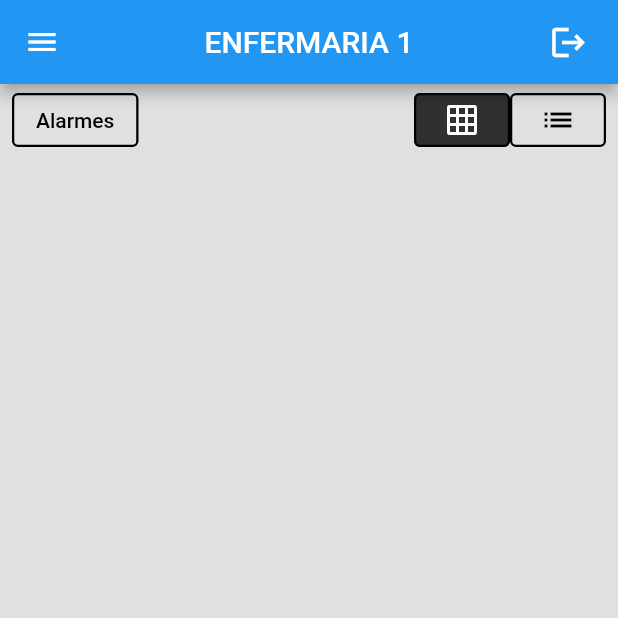
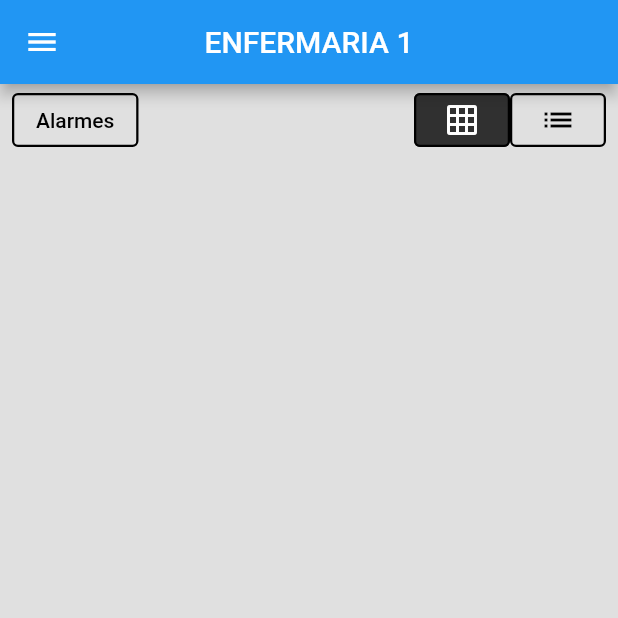
Before and after one commit to themaripool/ProjetoFinal-MarielaAndrade, a Flutter app: the HomePage screen opened directly, on a phone screen of 412 x 824 dp, the top half of it. Run offline on Flutter 3.47's test engine with Material 2 defaults, Android fonts, the phone set to English and light mode, and no system bars; our stand-ins replace firebase_core, firebase_database, flutter_form_builder, flutter_local_notifications, shared_preferences, syncfusion_flutter_charts and 1 more; missing offline and left inert: mqtt_client; accounts and stored records are empty.

Commit message:
[FIX] Change position of logout

```diff
--- a/lib/Data/mqtt/mqttManager.dart
+++ b/lib/Data/mqtt/mqttManager.dart
@@ -9,14 +9,14 @@ import '../Data.dart';
 GLOBAIS
 ===================================================== */
 
-//String broker = 'ws://192.168.5.178'; //macos
-String broker = 'ws://192.168.0.3'; //windows //192.168.0.3
+String broker = 'ws://192.168.5.178'; //macos
+//String broker = 'ws://192.168.0.3'; //windows //192.168.0.3
 int port = 9001;
 String clientIdentifier = 'SmartAlarm';
 
 String username; //= 'teste';
 String passwd; //= '123';
-String appId = "pacTeste"; //"teste1";
+String appId = "teste1"; //"pacTeste"; "teste1";
 
 BuildContext contextProvider;
 BuildContext contextNavigation;
--- a/lib/Screens/GeneralUseCase/Pages/Home.dart
+++ b/lib/Screens/GeneralUseCase/Pages/Home.dart
@@ -52,28 +52,15 @@ class _HomePageState extends State<HomePage> {
     if (_platform == TargetPlatform.iOS) {
       return Scaffold(
         appBar: CupertinoNavigationBar(
-            middle:  _currentTab == 0 ? Text("ENFERMARIA 1") : Text("AJUSTES") ,
-            trailing: Padding(
-                padding: EdgeInsets.only(right: 20.0),
-                child: GestureDetector(
-                  onTap: () {
-                    MQTTManager().app_request_logout();
-                    Navigator.push(
-                      context,
-                      MaterialPageRoute(builder: (context) => Login()),
-                    );
-                  },
-                  child: Icon(
-                    Icons.logout,
-                    size: 26.0,
-                  ),
-                ))),
-
+            middle: _currentTab == 0 ? Text("ENFERMARIA 1") : Text("AJUSTES"),
+        ),
         body: CupertinoTabScaffold(
             tabBar: CupertinoTabBar(
               items: [
-                BottomNavigationBarItem(icon: Icon(Icons.home), label: 'Dashboard'),
-                BottomNavigationBarItem(icon: Icon(Icons.settings), label: 'Settings')
+                BottomNavigationBarItem(
+                    icon: Icon(Icons.home), label: 'Dashboard'),
+                BottomNavigationBarItem(
+                    icon: Icon(Icons.settings), label: 'Settings')
               ],
             ),
             tabBuilder: (BuildContext context, index) {
@@ -86,23 +73,6 @@ class _HomePageState extends State<HomePage> {
           appBar: AppBar(
             title: title,
             centerTitle: true,
-            actions: [
-              Padding(
-                  padding: EdgeInsets.only(right: 20.0),
-                  child: GestureDetector(
-                    onTap: () {
-                      MQTTManager().app_request_logout();
-                      Navigator.push(
-                        context,
-                        MaterialPageRoute(builder: (context) => Login()),
-                      );
-                    },
-                    child: Icon(
-                      Icons.logout,
-                      size: 26.0,
-                    ),
-                  ))
-            ],
           ),
           body: container,
           drawer: Drawer(
@@ -188,6 +158,45 @@ class _HomePageState extends State<HomePage> {
                         ])),
 
                         //fim 2 elemento menu
+
+                        Container(
+                            child: Column(children: [
+                          Material(
+                            child: InkWell(
+                              onTap: () {
+                              Navigator.pop(context);
+                              MQTTManager().app_request_logout();
+                              Navigator.push(
+                                context,
+                                MaterialPageRoute(
+                                    builder: (context) => Login()),
+                              );
+                              },
+                              child: Padding(
+                                padding: EdgeInsets.all(15.0),
+                                child: Row(
+                                  children: [
+                                    Expanded(
+                                      child: Icon(
+                                        Icons.exit_to_app,
+                                        size: 20,
+                                        color: Colors.grey[700],
+                                      ),
+                                    ),
+                                    Expanded(
+                                      flex: 3,
+                                      child: Text(
+                                        "Sair",
+                                        style: TextStyle(color: Colors.black),
+                                      ),
+                                    ),
+                                  ],
+                                ),
+                              ),
+                            ),
+                          ),
+                        ])),
+                        //fim 3 elemento menu
                       ])))));
     }
   }
--- a/pubspec.yaml
+++ b/pubspec.yaml
@@ -38,6 +38,7 @@ dependencies:
   firebase_database: "7.1.1"
   flutter_local_notifications: ^9.0.1
   pmvvm: ^2.3.0
+  shared_preferences: ^2.0.0
 
 
 dev_dependencies:
```
Also changed, not shown: lib/Data/Notifications/notifications.dart (+4 -4 lines), lib/Screens/GeneralUseCase/Pages/Settings.dart (+41 -40 lines), pubspec.lock.
